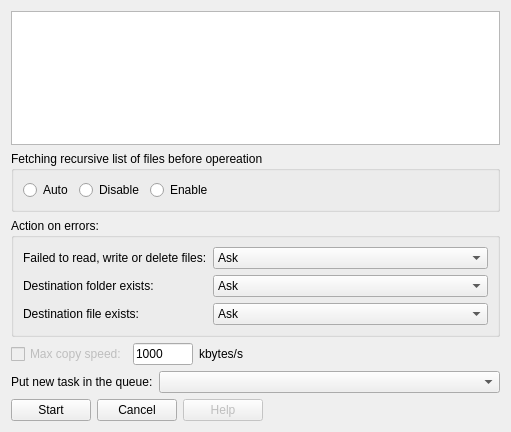
Before: the Qt Designer form src/Copy_dialog.ui in Riateche/ridual, drawn with Qt 5.
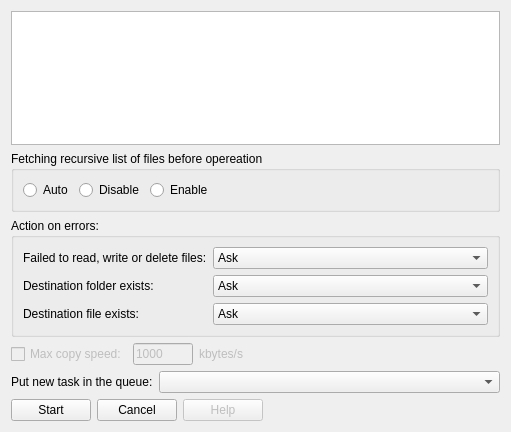
After: the same form once the commit is applied.

What changed in the file:
```diff
--- a/src/Copy_dialog.ui
+++ b/src/Copy_dialog.ui
@@ -182,7 +182,7 @@
      <item>
       <widget class="QLineEdit" name="max_speed">
        <property name="enabled">
-        <bool>true</bool>
+        <bool>false</bool>
        </property>
        <property name="sizePolicy">
         <sizepolicy hsizetype="Expanding" vsizetype="Fixed">
@@ -203,6 +203,9 @@
      </item>
      <item>
       <widget class="QLabel" name="label_9">
+       <property name="enabled">
+        <bool>false</bool>
+       </property>
        <property name="text">
         <string>kbytes/s</string>
        </property>
```
